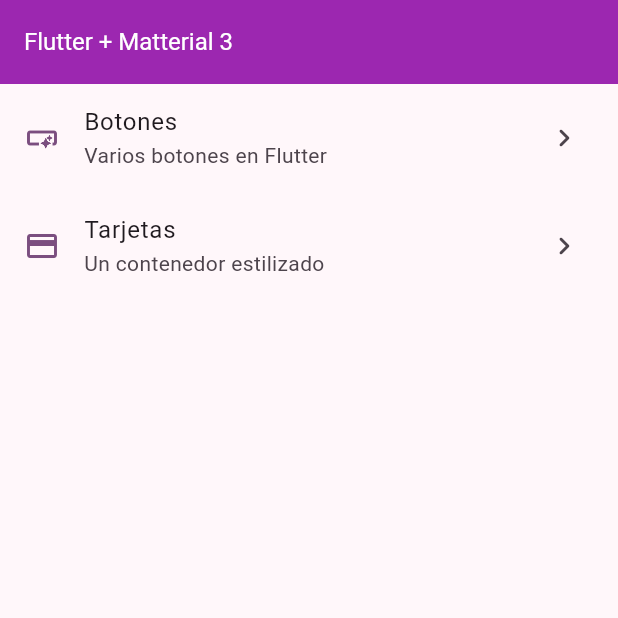
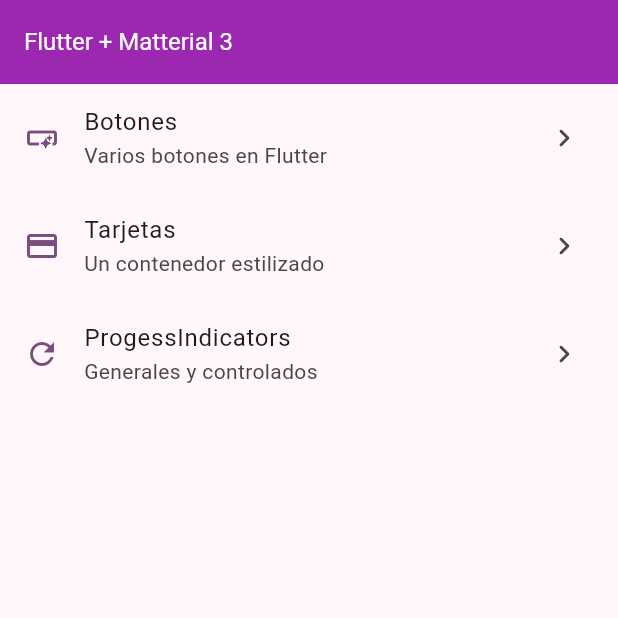
Before and after one commit to devb09/widgets_app, a Flutter app: the screen it shows after launch, on a phone screen of 412 x 824 dp, the top half of it. Run offline on Flutter 3.47's test engine with Material 2 defaults, Android fonts, the phone set to English and light mode, and no system bars; our stand-ins replace go_router.

Commit message:
progress in menu

```diff
--- a/lib/config/menu/menu_items.dart
+++ b/lib/config/menu/menu_items.dart
@@ -24,4 +24,9 @@ const appMenuTiems = <MenuItem>[
       subTitle: 'Un contenedor estilizado',
       link: '/cards',
       icon: Icons.credit_card),
+  MenuItem(
+      title: 'ProgessIndicators',
+      subTitle: 'Generales y controlados',
+      link: '/progress',
+      icon: Icons.refresh_outlined),
 ];
--- a/lib/config/router/app_router.dart
+++ b/lib/config/router/app_router.dart
@@ -17,4 +17,9 @@ final appRouter = GoRouter(routes: [
     name: CardsScreen.name,
     builder: (context, state) => const CardsScreen(),
   ),
+  GoRoute(
+    path: '/progress',
+    name: ProgressScreen.name,
+    builder: (context, state) => const ProgressScreen(),
+  ),
 ]);
```
Also changed, not shown: lib/presentation/screens/progess/progess_screen.dart (+33 -1 lines).
